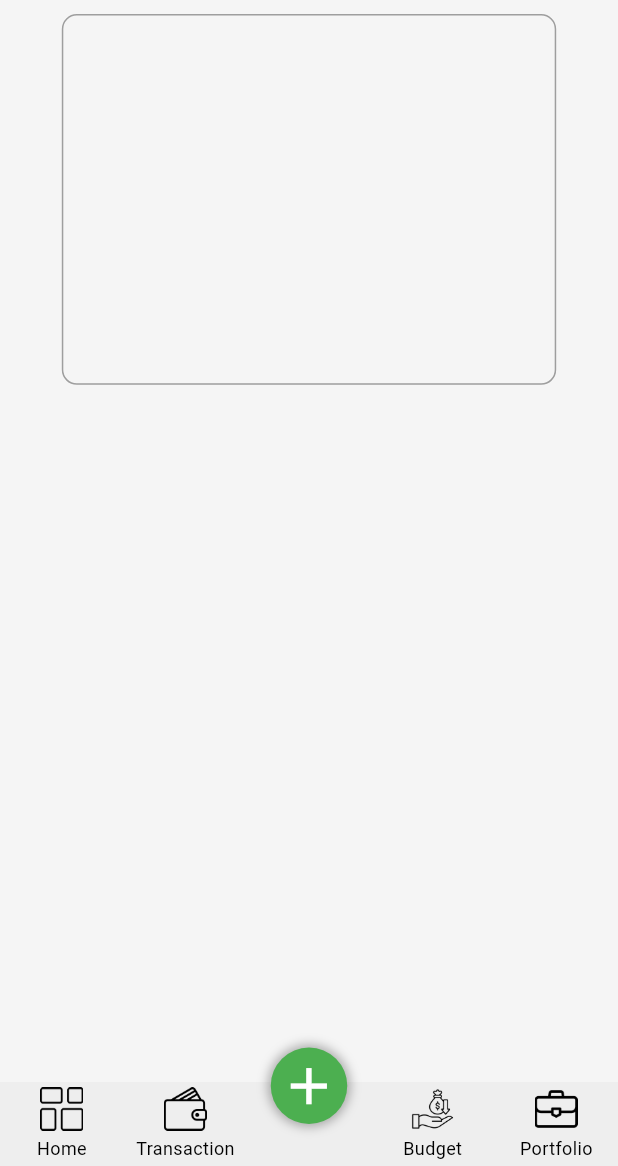
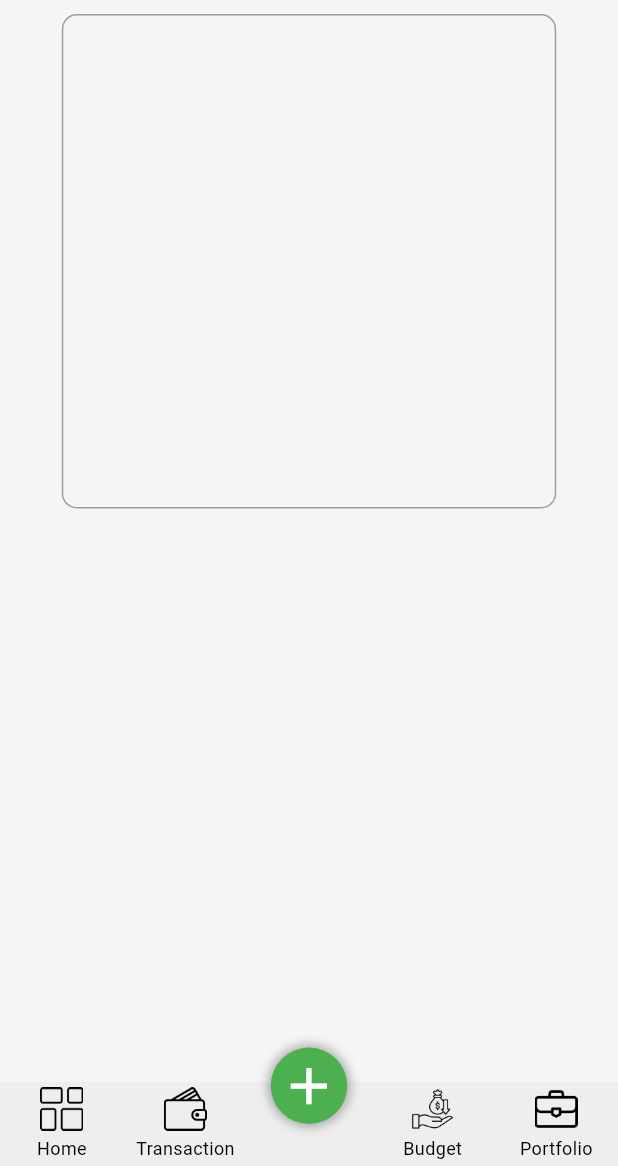
Before and after one commit to ArslanXXQazi/Finance-Tracker, a Flutter app: the screen it shows after launch, item 5 of the bottom bar chosen, on a phone screen of 412 x 824 dp, the part 70-1236 px from its top. Run offline on Flutter 3.47's test engine with Material 3 defaults, Android fonts, the phone set to English and light mode, and no system bars; drawn by our look-alikes of persistent_bottom_nav_bar; our stand-ins replace fl_chart, flutter_animate.

Commit message:
Update portfolio_nav_view.dart

```diff
--- a/finance_tracker/lib/src/views/nav_bar_view/portfolio_nav_view/portfolio_nav_view.dart
+++ b/finance_tracker/lib/src/views/nav_bar_view/portfolio_nav_view/portfolio_nav_view.dart
@@ -31,7 +31,7 @@ class PortfolioNavView extends StatelessWidget {
       body: Column(children: [
         Center(
           child: Container(
-            height: height*.3,
+            height: height*.4,
             width: width*.8,
             decoration: BoxDecoration(
               borderRadius: BorderRadius.circular(10),
```
